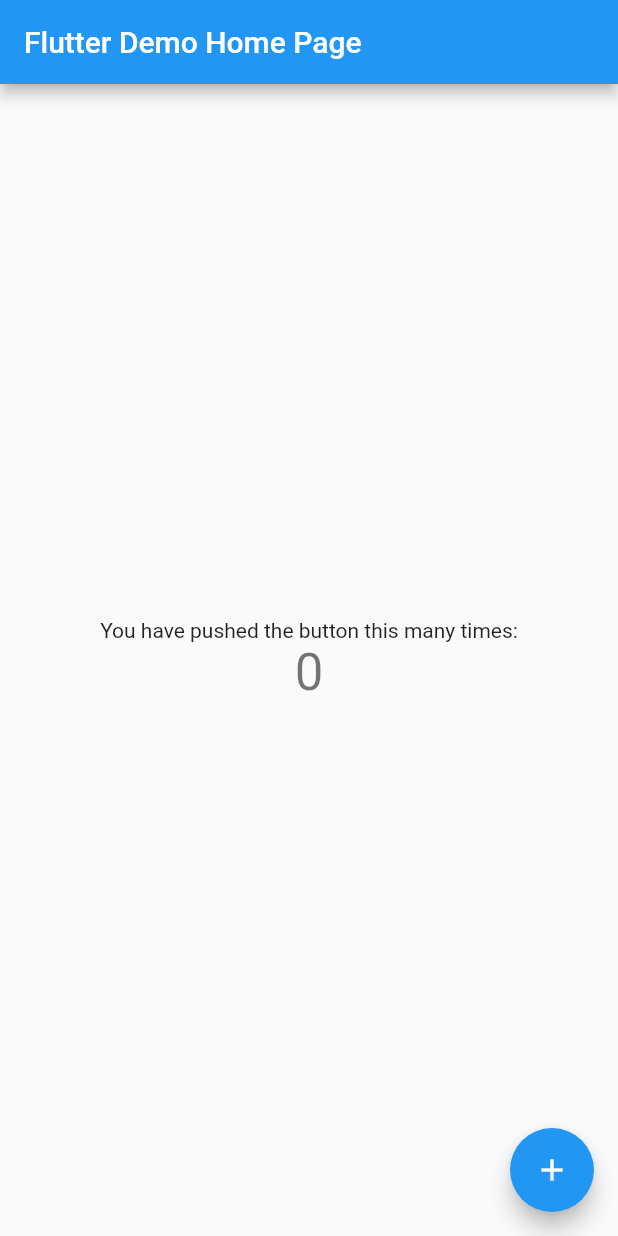
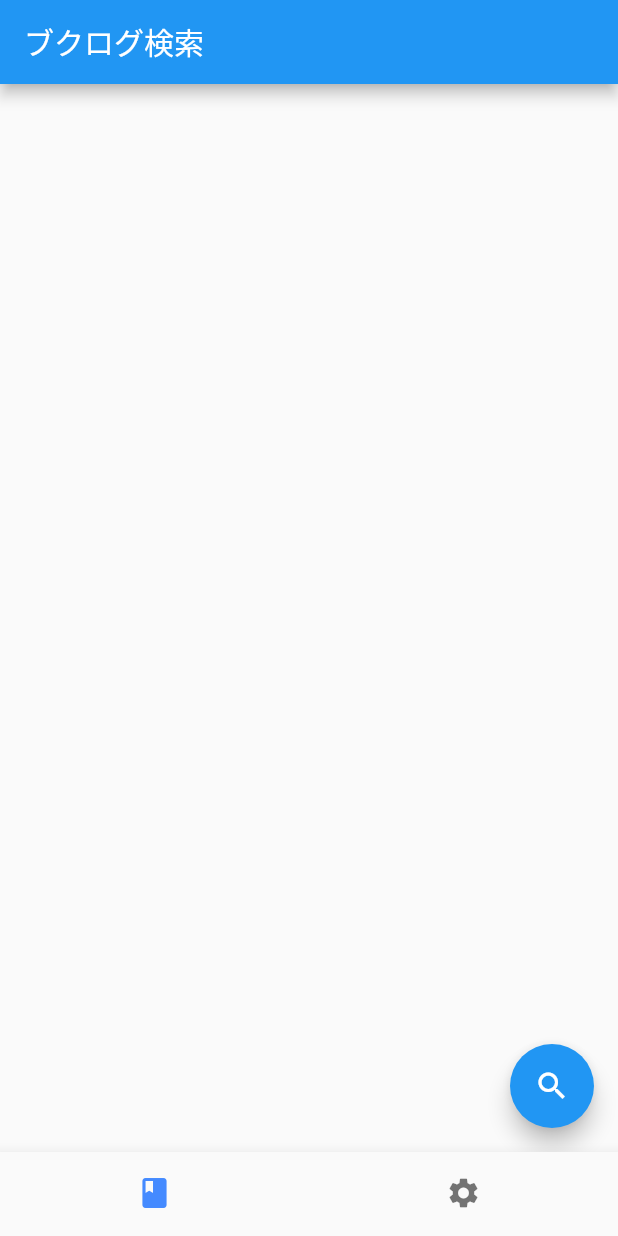
Before and after one commit to kimi-soft/flutter-booklog-manager, a Flutter app: the screen it shows after launch, on a phone screen of 412 x 824 dp. Run offline on Flutter 3.47's test engine with Material 2 defaults, Android fonts, the phone set to English and light mode, and no system bars.

Commit message:
下部にタブを追加

```diff
--- /dev/null
+++ b/booklog_manager/lib/bottom_tab.dart
@@ -0,0 +1,39 @@
+import 'package:flutter/material.dart';
+import 'package:booklog_manager/page_books.dart';
+import 'package:booklog_manager/page_settings.dart';
+
+class BottomTab extends StatefulWidget {
+  @override
+  State<StatefulWidget> createState() {
+    return _BottomTabState();
+  }
+}
+
+class _BottomTabState extends State<BottomTab> {
+  int _currentIndex = 0;
+  final _pageWidgets = [
+    PageBooks(),
+    PageSettings()
+  ];
+
+  @override
+  Widget build(BuildContext context) {
+    return Scaffold(
+      body: _pageWidgets.elementAt(_currentIndex),
+      bottomNavigationBar: BottomNavigationBar(
+        items: <BottomNavigationBarItem>[
+          BottomNavigationBarItem(icon: Icon(Icons.book), label: ''),
+          BottomNavigationBarItem(icon: Icon(Icons.settings), label: ''),
+        ],
+        currentIndex: _currentIndex,
+        fixedColor: Colors.blueAccent,
+        onTap: _onItemTapped,
+        type: BottomNavigationBarType.fixed,
+        showSelectedLabels: false,
+        showUnselectedLabels: false,
+      ),
+    );
+  }
+
+  void _onItemTapped(int index) => setState(() => _currentIndex = index );
+}
--- a/booklog_manager/lib/main.dart
+++ b/booklog_manager/lib/main.dart
@@ -1,4 +1,5 @@
 import 'package:flutter/material.dart';
+import 'package:booklog_manager/bottom_tab.dart';
 
 void main() {
   runApp(const MyApp());
@@ -7,39 +8,20 @@
 class MyApp extends StatelessWidget {
   const MyApp({super.key});
 
-  // This widget is the root of your application.
   @override
   Widget build(BuildContext context) {
     return MaterialApp(
-      title: 'Flutter Demo',
+      title: 'Booklog Manager',
       theme: ThemeData(
-        // This is the theme of your application.
-        //
-        // Try running your application with "flutter run". You'll see the
-        // application has a blue toolbar. Then, without quitting the app, try
-        // changing the primarySwatch below to Colors.green and then invoke
-        // "hot reload" (press "r" in the console where you ran "flutter run",
-        // or simply save your changes to "hot reload" in a Flutter IDE).
-        // Notice that the counter didn't reset back to zero; the application
-        // is not restarted.
         primarySwatch: Colors.blue,
       ),
-      home: const MyHomePage(title: 'Flutter Demo Home Page'),
+      home: const MyHomePage(title: 'ブクログ検索'),
     );
   }
 }
 
 class MyHomePage extends StatefulWidget {
   const MyHomePage({super.key, required this.title});
-
-  // This widget is the home page of your application. It is stateful, meaning
-  // that it has a State object (defined below) that contains fields that affect
-  // how it looks.
-
-  // This class is the configuration for the state. It holds the values (in this
-  // case the title) provided by the parent (in this case the App widget) and
-  // used by the build method of the State. Fields in a Widget subclass are
-  // always marked "final".
 
   final String title;
 
@@ -48,68 +30,13 @@
 }
 
 class _MyHomePageState extends State<MyHomePage> {
-  int _counter = 0;
-
-  void _incrementCounter() {
-    setState(() {
-      // This call to setState tells the Flutter framework that something has
-      // changed in this State, which causes it to rerun the build method below
-      // so that the display can reflect the updated values. If we changed
-      // _counter without calling setState(), then the build method would not be
-      // called again, and so nothing would appear to happen.
-      _counter++;
-    });
-  }
-
   @override
   Widget build(BuildContext context) {
-    // This method is rerun every time setState is called, for instance as done
-    // by the _incrementCounter method above.
-    //
-    // The Flutter framework has been optimized to make rerunning build methods
-    // fast, so that you can just rebuild anything that needs updating rather
-    // than having to individually change instances of widgets.
     return Scaffold(
       appBar: AppBar(
-        // Here we take the value from the MyHomePage object that was created by
-        // the App.build method, and use it to set our appbar title.
         title: Text(widget.title),
       ),
-      body: Center(
-        // Center is a layout widget. It takes a single child and positions it
-        // in the middle of the parent.
-        child: Column(
-          // Column is also a layout widget. It takes a list of children and
-          // arranges them vertically. By default, it sizes itself to fit its
-          // children horizontally, and tries to be as tall as its parent.
-          //
-          // Invoke "debug painting" (press "p" in the console, choose the
-          // "Toggle Debug Paint" action from the Flutter Inspector in Android
-          // Studio, or the "Toggle Debug Paint" command in Visual Studio Code)
-          // to see the wireframe for each widget.
-          //
-          // Column has various properties to control how it sizes itself and
-          // how it positions its children. Here we use mainAxisAlignment to
-          // center the children vertically; the main axis here is the vertical
-          // axis because Columns are vertical (the cross axis would be
-          // horizontal).
-          mainAxisAlignment: MainAxisAlignment.center,
-          children: <Widget>[
-            const Text(
-              'You have pushed the button this many times:',
-            ),
-            Text(
-              '$_counter',
-              style: Theme.of(context).textTheme.headlineMedium,
-            ),
-          ],
-        ),
-      ),
-      floatingActionButton: FloatingActionButton(
-        onPressed: _incrementCounter,
-        tooltip: 'Increment',
-        child: const Icon(Icons.add),
-      ), // This trailing comma makes auto-formatting nicer for build methods.
+      body: BottomTab(),
     );
   }
 }
--- /dev/null
+++ b/booklog_manager/lib/page_books.dart
@@ -0,0 +1,74 @@
+import 'dart:convert' as convert;
+import 'package:http/http.dart' as http;
+import 'package:flutter/material.dart';
+
+class PageBooks extends StatefulWidget {
+
+  @override
+  State<PageBooks> createState() => _PageBooksState();
+}
+
+class _PageBooksState extends State<PageBooks> {
+  @override
+  Widget build(BuildContext context) {
+    return Scaffold(
+      floatingActionButton: FloatingActionButton(
+        onPressed: requestAPI,
+        tooltip: 'タイトル検索',
+        child: const Icon(Icons.search),
+      ),
+    );
+  }
+
+  void showProgressDialog() {
+    showGeneralDialog(
+      context: context,
+      barrierDismissible: false,
+      transitionDuration: Duration(milliseconds: 300),
+      barrierColor: Colors.black.withOpacity(0.5),
+      pageBuilder: (BuildContext context, Animation animation, Animation secondaryAnimation) {
+        return Center(
+          child: CircularProgressIndicator(),
+        );
+      }
+    );
+  }
+
+  Future<void> requestAPI() async {
+    showProgressDialog();
+
+    try {
+      var url = Uri.parse('http://api.booklog.jp/v2/json/2e2afb17c0ba25d2');
+      var response = await http.get(url);
+
+      if (response.statusCode == 200) {
+        print('response: ${response.body}');
+
+        Map<String, dynamic> responseJson = convert.jsonDecode(response.body);
+        List<dynamic> books = List.from(responseJson['books']);
+        books.forEach((jsonObj) {
+            Book book = Book.fromJson(jsonObj);
+        });
+      } else {
+        print('error');
+      }
+    } finally {
+      Navigator.of(context).pop();
+    }
+  }
+}
+
+class Book {
+  final String url;
+  final String title;
+  final String image;
+  final String catalog;
+
+  Book(this.url, this.title, this.image, this.catalog);
+
+  Book.fromJson(Map<String, dynamic> json)
+    : url = json['url'],
+      title = json['title'],
+      image = json['image'],
+      catalog = json['catalog'];
+}
```
Also changed, not shown: booklog_manager/lib/page_settings.dart (added, +82 -0 lines).
